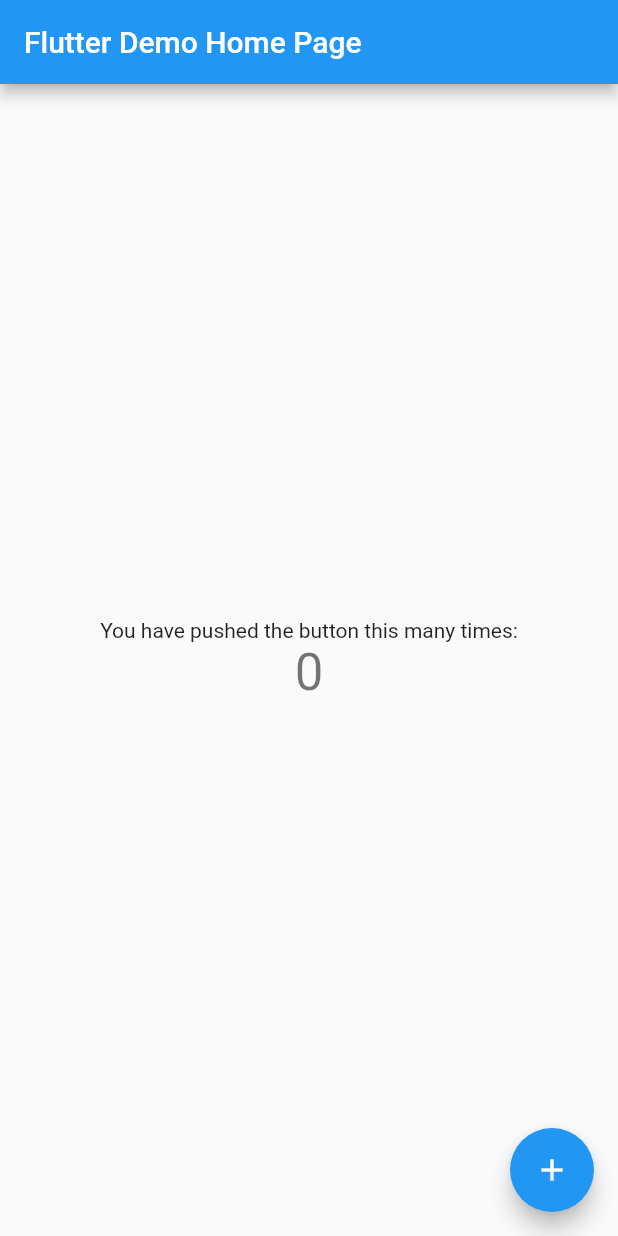
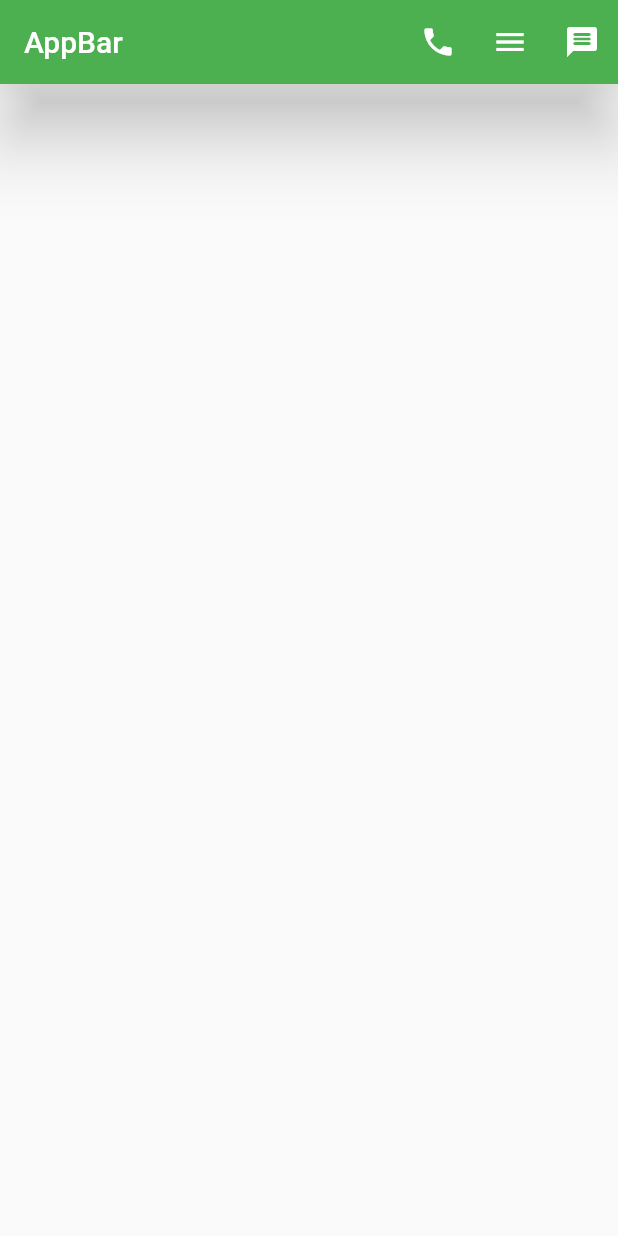
Before and after one commit to IsratAra17/flutter_core, a Flutter app: the screen it shows after launch, on a phone screen of 412 x 824 dp. Run offline on Flutter 3.47's test engine with Material 2 defaults, Android fonts, the phone set to English and light mode, and no system bars.

Commit message:
Appbar properties added title,actions,elevation,backgroundcolor,shape,IconButton

```diff
--- /dev/null
+++ b/lib/homepage.dart
@@ -0,0 +1,23 @@
+import 'package:flutter/material.dart';
+
+class HomePage extends StatelessWidget {
+  const HomePage({Key? key}) : super(key: key);
+
+  @override
+  Widget build(BuildContext context) {
+    return Scaffold(
+      appBar: AppBar(
+        title: Text("AppBar"),
+        elevation: 20,
+        backgroundColor: Colors.green,
+        actions: [
+          IconButton(onPressed: (){}, icon: Icon(Icons.phone)),
+          IconButton(onPressed: (){}, icon: Icon(Icons.menu)),
+          IconButton(onPressed: (){}, icon: Icon(Icons.message_rounded))
+
+        ],
+      ),
+
+    );
+  }
+}
--- a/lib/main.dart
+++ b/lib/main.dart
@@ -1,4 +1,5 @@
 import 'package:flutter/material.dart';
+import 'package:flutter_core/homepage.dart';
 
 void main() {
   runApp(const MyApp());
@@ -15,92 +16,7 @@ class MyApp extends StatelessWidget {
       theme: ThemeData(primarySwatch: Colors.blue,),
       debugShowCheckedModeBanner: false,
       darkTheme: ThemeData(primarySwatch: Colors.blue),
-      home: const MyHomePage(title: 'Flutter Demo Home Page'),
+      home: HomePage(),
     );
   }
 }
-
-class MyHomePage extends StatefulWidget {
-  const MyHomePage({super.key, required this.title});
-
-  // This widget is the home page of your application. It is stateful, meaning
-  // that it has a State object (defined below) that contains fields that affect
-  // how it looks.
-
-  // This class is the configuration for the state. It holds the values (in this
-  // case the title) provided by the parent (in this case the App widget) and
-  // used by the build method of the State. Fields in a Widget subclass are
-  // always marked "final".
-
-  final String title;
-
-  @override
-  State<MyHomePage> createState() => _MyHomePageState();
-}
-
-class _MyHomePageState extends State<MyHomePage> {
-  int _counter = 0;
-
-  void _incrementCounter() {
-    setState(() {
-      // This call to setState tells the Flutter framework that something has
-      // changed in this State, which causes it to rerun the build method below
-      // so that the display can reflect the updated values. If we changed
-      // _counter without calling setState(), then the build method would not be
-      // called again, and so nothing would appear to happen.
-      _counter++;
-    });
-  }
-
-  @override
-  Widget build(BuildContext context) {
-    // This method is rerun every time setState is called, for instance as done
-    // by the _incrementCounter method above.
-    //
-    // The Flutter framework has been optimized to make rerunning build methods
-    // fast, so that you can just rebuild anything that needs updating rather
-    // than having to individually change instances of widgets.
-    return Scaffold(
-      appBar: AppBar(
-        // Here we take the value from the MyHomePage object that was created by
-        // the App.build method, and use it to set our appbar title.
-        title: Text(widget.title),
-      ),
-      body: Center(
-        // Center is a layout widget. It takes a single child and positions it
-        // in the middle of the parent.
-        child: Column(
-          // Column is also a layout widget. It takes a list of children and
-          // arranges them vertically. By default, it sizes itself to fit its
-          // children horizontally, and tries to be as tall as its parent.
-          //
-          // Invoke "debug painting" (press "p" in the console, choose the
-          // "Toggle Debug Paint" action from the Flutter Inspector in Android
-          // Studio, or the "Toggle Debug Paint" command in Visual Studio Code)
-          // to see the wireframe for each widget.
-          //
-          // Column has various properties to control how it sizes itself and
-          // how it positions its children. Here we use mainAxisAlignment to
-          // center the children vertically; the main axis here is the vertical
-          // axis because Columns are vertical (the cross axis would be
-          // horizontal).
-          mainAxisAlignment: MainAxisAlignment.center,
-          children: <Widget>[
-            const Text(
-              'You have pushed the button this many times:',
-            ),
-            Text(
-              '$_counter',
-              style: Theme.of(context).textTheme.headline4,
-            ),
-          ],
-        ),
-      ),
-      floatingActionButton: FloatingActionButton(
-        onPressed: _incrementCounter,
-        tooltip: 'Increment',
-        child: const Icon(Icons.add),
-      ), // This trailing comma makes auto-formatting nicer for build methods.
-    );
-  }
-}
```
